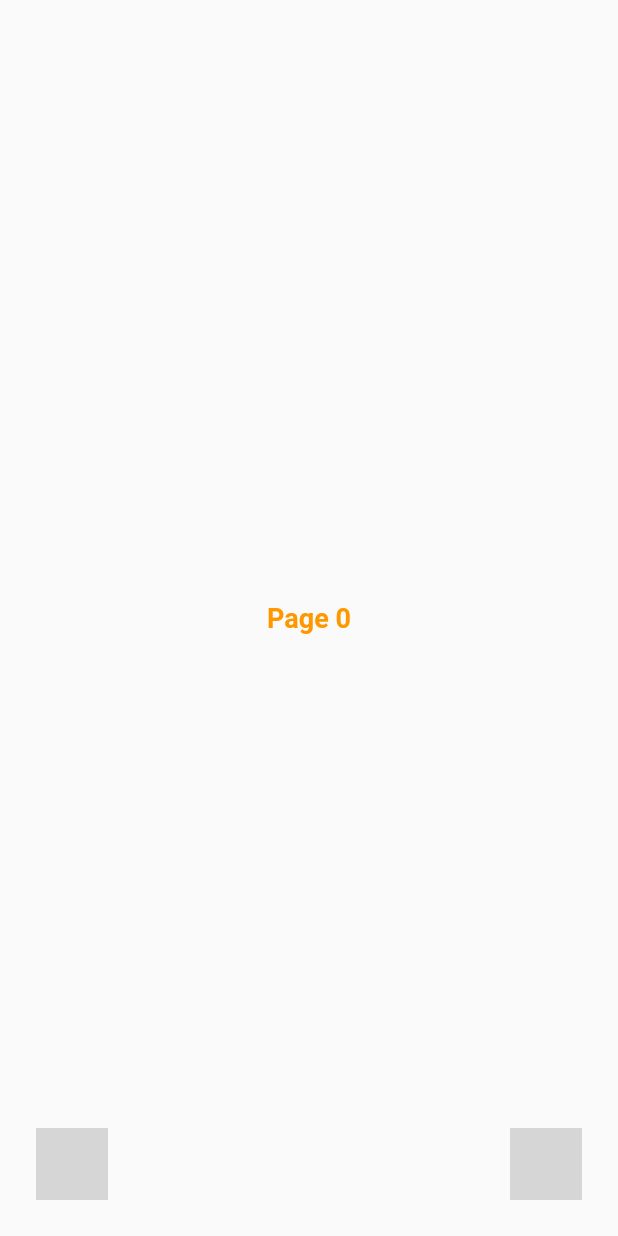
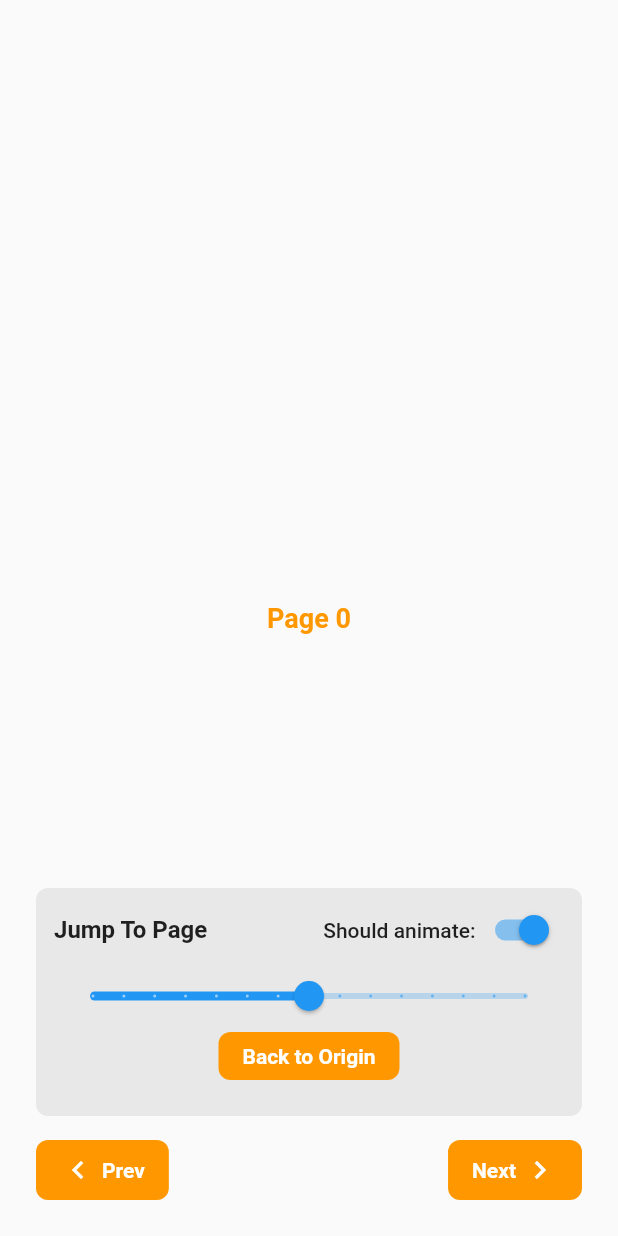
Before and after one commit to Jerinji2016/infinite_scroll_view, a Flutter app: the screen it shows after launch, on a phone screen of 412 x 824 dp. Run offline on Flutter 3.47's test engine with Material 2 defaults, Android fonts, the phone set to English and light mode, and no system bars; grey boxes are pictures that could not be loaded.

Commit message:
added more debug elements

```diff
--- /dev/null
+++ b/example/lib/jump_to_page_panel.dart
@@ -0,0 +1,113 @@
+import 'package:example/primary_button.dart';
+import 'package:flutter/material.dart';
+
+typedef OnPageIndexSelected = void Function(int index, bool shouldAnimate);
+
+const _values = [-1000, -500, -250, -100, -50, -10, -5, 0, 5, 10, 50, 100, 250, 500, 1000];
+
+class JumpToPagePanel extends StatefulWidget {
+  final OnPageIndexSelected onPageIndexSelected;
+
+  const JumpToPagePanel({
+    Key? key,
+    required this.onPageIndexSelected,
+  }) : super(key: key);
+
+  @override
+  State<JumpToPagePanel> createState() => _JumpToPagePanelState();
+}
+
+class _JumpToPagePanelState extends State<JumpToPagePanel> {
+  bool _shouldAnimate = true;
+  double _sliderValue = 0.5;
+
+  void _onAnimateToggled(bool value) {
+    setState(
+      () => _shouldAnimate = value,
+    );
+  }
+
+  void _onSliderEnd(double value) {
+    int index = (_sliderValue * (_values.length - 1)).toInt();
+    int page = _values[index];
+    widget.onPageIndexSelected.call(page, _shouldAnimate);
+  }
+
+  void _onSliderValueChanged(double value) => setState(
+        () => _sliderValue = value,
+      );
+
+  void _onBackToOriginTapped() {
+    int index = (_values.length - 1) ~/ 2;
+    debugPrint("_JumpToPagePanelState._onBackToOriginTapped: $index");
+
+    widget.onPageIndexSelected.call(_values[index], _shouldAnimate);
+    setState(
+      () => _sliderValue = index / (_values.length - 1),
+    );
+  }
+
+  @override
+  Widget build(BuildContext context) {
+    return Padding(
+      padding: const EdgeInsets.symmetric(horizontal: 24.0),
+      child: Material(
+        borderRadius: BorderRadius.circular(8.0),
+        color: Colors.black.withOpacity(0.07),
+        child: Padding(
+          padding: const EdgeInsets.symmetric(horizontal: 12.0, vertical: 8.0),
+          child: Column(
+            crossAxisAlignment: CrossAxisAlignment.start,
+            mainAxisSize: MainAxisSize.min,
+            children: [
+              Row(
+                children: [
+                  const Expanded(
+                    child: Text(
+                      "Jump To Page",
+                      style: TextStyle(
+                        fontSize: 16.0,
+                        fontWeight: FontWeight.bold,
+                      ),
+                    ),
+                  ),
+                  const Text(
+                    "Should animate:",
+                    style: TextStyle(
+                      fontSize: 14.0,
+                      fontWeight: FontWeight.w500,
+                    ),
+                  ),
+                  Switch(
+                    value: _shouldAnimate,
+                    materialTapTargetSize: MaterialTapTargetSize.shrinkWrap,
+                    onChanged: _onAnimateToggled,
+                  ),
+                ],
+              ),
+              Builder(builder: (context) {
+                int index = (_sliderValue * (_values.length - 1)).toInt();
+
+                return Slider(
+                  label: "${_values[index]}",
+                  value: _sliderValue,
+                  divisions: _values.length - 1,
+                  onChanged: _onSliderValueChanged,
+                  onChangeEnd: _onSliderEnd,
+                );
+              }),
+              Center(
+                child: PrimaryButton(
+                  text: "Back to Origin",
+                  borderRadius: 8.0,
+                  onTap: _onBackToOriginTapped,
+                ),
+              ),
+              const SizedBox(height: 16.0),
+            ],
+          ),
+        ),
+      ),
+    );
+  }
+}
--- a/example/lib/main.dart
+++ b/example/lib/main.dart
@@ -1,5 +1,8 @@
 import 'package:flutter/material.dart';
 import 'package:infinite_scroll_view/infinite_scroll_view.dart';
+
+import 'jump_to_page_panel.dart';
+import 'primary_button.dart';
 
 void main() {
   runApp(
@@ -34,6 +37,10 @@ class _MyAppState extends State<MyApp> {
     debugPrint("_MyAppState._changePage: is next: $isNext");
   }
 
+  void _goToPage(int page, bool shouldAnimate) {
+    debugPrint("_MyAppState._goToPage: $page, $shouldAnimate");
+  }
+
   @override
   Widget build(BuildContext context) {
     return Scaffold(
@@ -66,6 +73,14 @@ class _MyAppState extends State<MyApp> {
               prefixIcon: Icons.navigate_before,
             ),
           ),
+          Positioned(
+            bottom: 80.0,
+            left: 0.0,
+            right: 0.0,
+            child: JumpToPagePanel(
+              onPageIndexSelected: _goToPage,
+            ),
+          ),
         ],
       ),
     );
--- a/lib/infinite_page_view/infinite_page_controller.dart
+++ b/lib/infinite_page_view/infinite_page_controller.dart
@@ -18,4 +18,12 @@ class InfinitePageController extends ScrollController {
   int get page => _currentPage;
 
   void _setCurrentPage(int index) => _currentPage = index;
+
+  void animateToPage(int index, {Duration? duration, Curve curve = Curves.ease}) {
+
+  }
+
+  void jumpToPage(int index) {
+
+  }
 }
```
